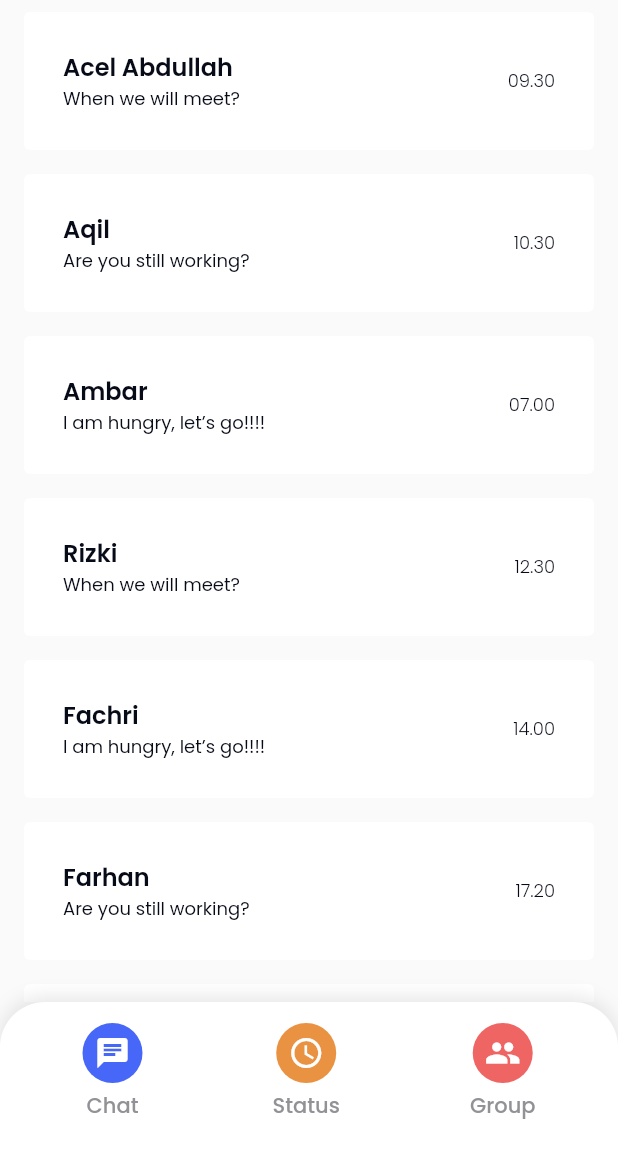
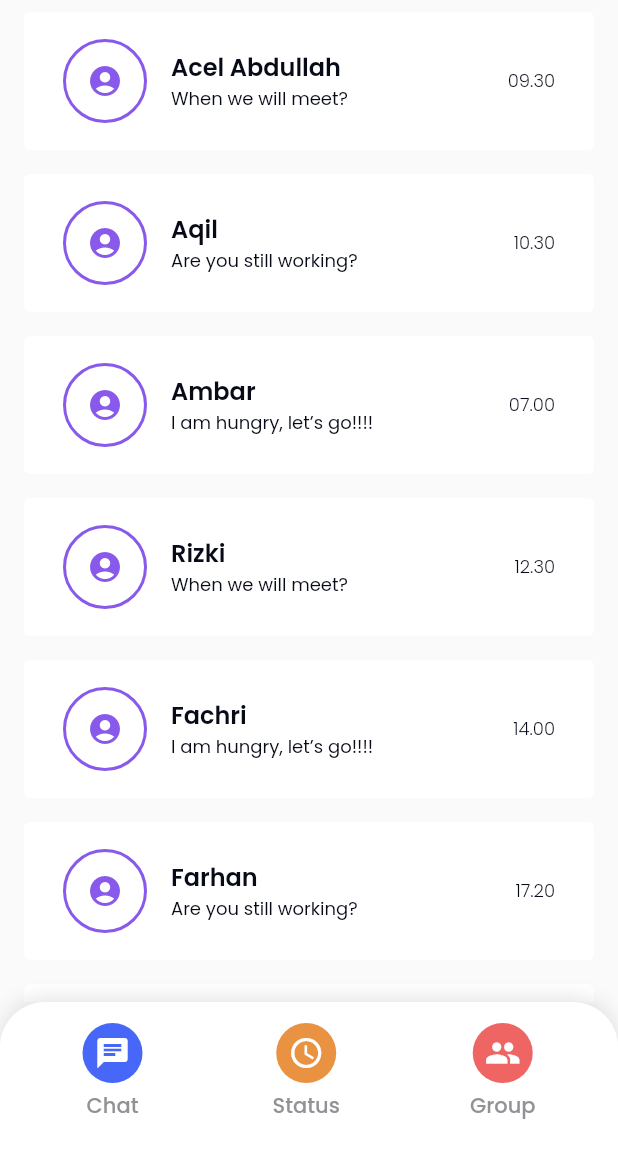
Before and after one commit to ilhamfathoni2/MyChat, a Flutter app: the screen it shows after launch, on a phone screen of 412 x 824 dp, the part 84-1236 px from its top. Run offline on Flutter 3.47's test engine with Material 2 defaults, Android fonts, the phone set to English and light mode, and no system bars; our stand-ins replace flutter_bloc, google_fonts.

Commit message:
avatar on list

```diff
--- a/lib/main.dart
+++ b/lib/main.dart
@@ -110,6 +110,23 @@ class ContactCard extends StatelessWidget {
             color: kWhiteColor, borderRadius: BorderRadius.circular(20)),
         padding: const EdgeInsets.all(10),
         child: ListTile(
+          leading: Container(
+            padding: const EdgeInsets.all(2),
+            decoration: BoxDecoration(
+                shape: BoxShape.circle,
+                border: Border.all(
+                  color: kPrimaryColor,
+                  width: 2.0,
+                )),
+            child: CircleAvatar(
+              radius: 24,
+              backgroundColor: Colors.transparent,
+              foregroundColor: kPrimaryColor,
+              child: const Icon(
+                Icons.account_circle_rounded,
+              ),
+            ),
+          ),
           title: Text(contact.name,
               style:
                   blackTextStyle.copyWith(fontSize: 16, fontWeight: semiBold)),
```
